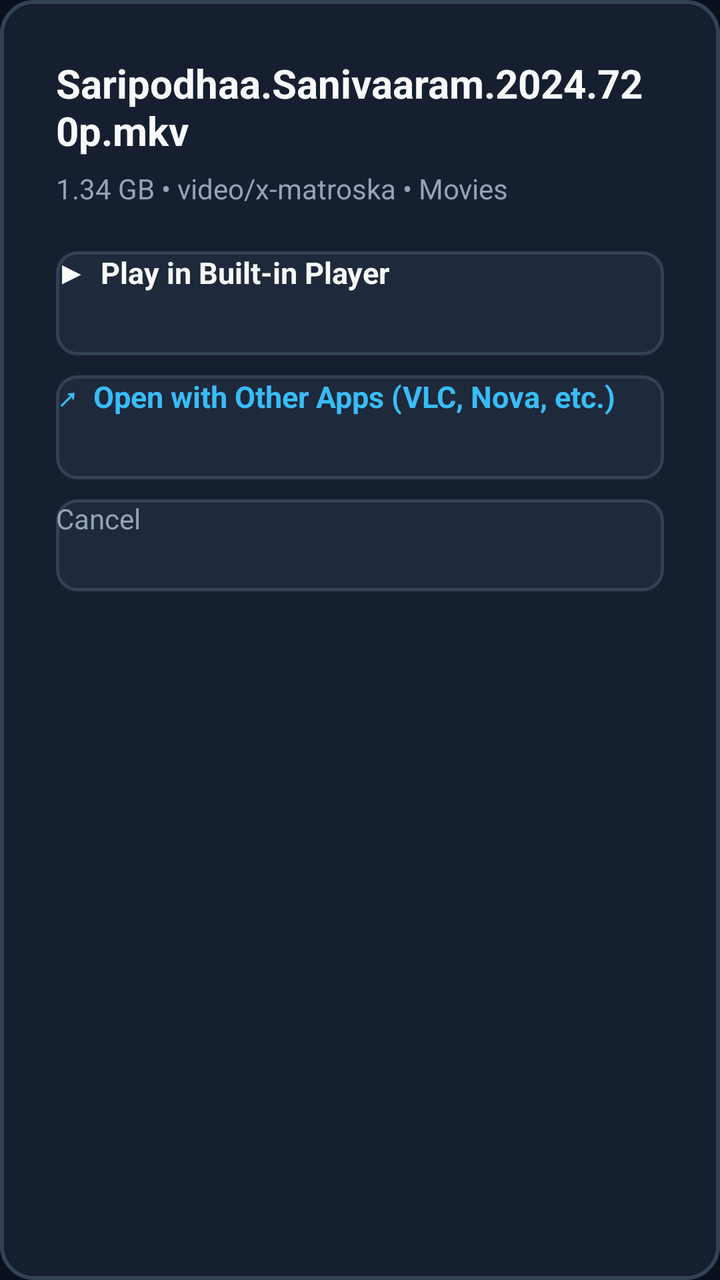
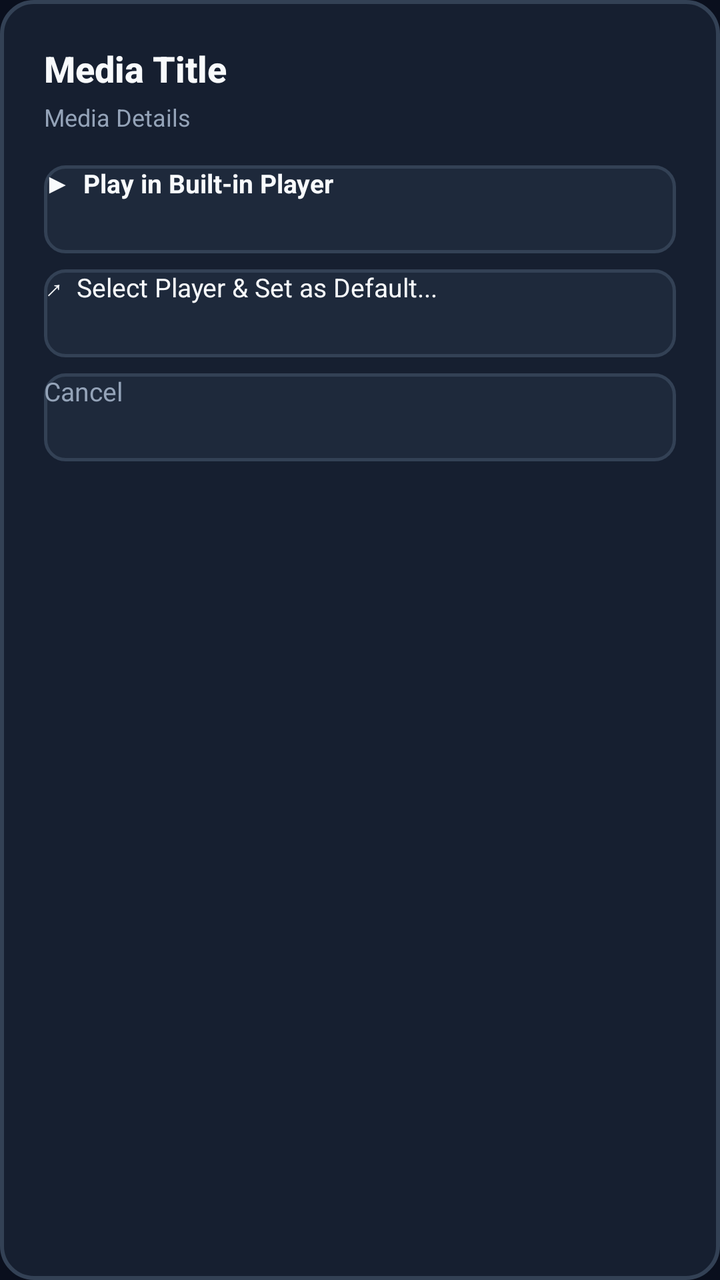

The first picture is an Android layout as it rendered before a commit; the second is the same layout after the commit. The layout source and the unified diff follow.
<!-- AndroidManifest.xml: application theme Theme.Leanback.TvClient -->
<!-- res/layout/dialog_media_action.xml -->
<?xml version="1.0" encoding="utf-8"?>
<LinearLayout xmlns:android="http://schemas.android.com/apk/res/android"
    android:layout_width="560dp"
    android:layout_height="wrap_content"
    android:background="@drawable/bg_dialog_rounded"
    android:orientation="vertical"
    android:padding="28dp">

    
    <TextView
        android:id="@+id/tvMediaTitle"
        android:layout_width="wrap_content"
        android:layout_height="wrap_content"
        android:ellipsize="end"
        android:maxLines="2"
        android:text="Saripodhaa.Sanivaaram.2024.720p.mkv"
        android:textColor="@color/tv_text_primary"
        android:textSize="20sp"
        android:textStyle="bold" />

    <TextView
        android:id="@+id/tvMediaSubtitle"
        android:layout_width="wrap_content"
        android:layout_height="wrap_content"
        android:layout_marginTop="6dp"
        android:text="1.34 GB • video/x-matroska • Movies"
        android:textColor="@color/tv_text_secondary"
        android:textSize="14sp" />

    
    <LinearLayout
        android:layout_width="match_parent"
        android:layout_height="wrap_content"
        android:layout_marginTop="22dp"
        android:orientation="vertical">

        
        <Button
            android:id="@+id/btnResume"
            android:layout_width="match_parent"
            android:layout_height="52dp"
            android:layout_marginBottom="10dp"
            android:background="@drawable/selector_tv_button"
            android:focusable="true"
            android:text="Resume from 00:00"
            android:textColor="@color/tv_accent"
            android:textSize="15sp"
            android:textStyle="bold"
            android:visibility="gone" />

        
        <Button
            android:id="@+id/btnPlayBuiltin"
            android:layout_width="match_parent"
            android:layout_height="52dp"
            android:layout_marginBottom="10dp"
            android:background="@drawable/selector_tv_button"
            android:focusable="true"
            android:text="▶  Play in Built-in Player"
            android:textColor="@color/tv_text_primary"
            android:textSize="15sp"
            android:textStyle="bold" />

        
        <Button
            android:id="@+id/btnOpenExternal"
            android:layout_width="match_parent"
            android:layout_height="52dp"
            android:layout_marginBottom="10dp"
            android:background="@drawable/selector_tv_button"
            android:focusable="true"
            android:text="↗  Open with Other Apps (VLC, Nova, etc.)"
            android:textColor="@color/tv_accent"
            android:textSize="15sp"
            android:textStyle="bold" />

        
        <Button
            android:id="@+id/btnCancelAction"
            android:layout_width="match_parent"
            android:layout_height="46dp"
            android:background="@drawable/selector_tv_button"
            android:focusable="true"
            android:text="@string/btn_cancel"
            android:textColor="@color/tv_text_secondary"
            android:textSize="14sp" />
    </LinearLayout>

</LinearLayout>
<!-- resources referenced by this layout -->
<resources>
  <color name="tv_accent">#38BDF8</color>
  <color name="tv_text_primary">#F8FAFC</color>
  <color name="tv_text_secondary">#94A3B8</color>
  <!-- drawable bg_dialog_rounded (drawable) -->
  <?xml version="1.0" encoding="utf-8"?>
  <shape xmlns:android="http://schemas.android.com/apk/res/android"
      android:shape="rectangle">
      <solid android:color="@color/tv_surface" />
      <corners android:radius="16dp" />
      <stroke
          android:width="2dp"
          android:color="@color/tv_card_border" />
  </shape>
  <!-- drawable selector_tv_button (drawable) -->
  <?xml version="1.0" encoding="utf-8"?>
  <selector xmlns:android="http://schemas.android.com/apk/res/android">
      <item android:state_focused="true" android:drawable="@drawable/bg_tv_button_focused" />
      <item android:state_pressed="true" android:drawable="@drawable/bg_tv_button_focused" />
      <item android:drawable="@drawable/bg_tv_button_normal" />
  </selector>
  <string name="btn_cancel">Cancel</string>
  <style name="Theme.Leanback.TvClient" parent="Theme.Leanback">
          <item name="colorPrimary">@color/tv_accent</item>
          <item name="colorPrimaryDark">@color/tv_bg_dark</item>
          <item name="colorAccent">@color/tv_accent</item>
          <item name="defaultBrandColor">@color/tv_bg_default</item>
          <item name="android:windowBackground">@color/tv_bg_default</item>
      </style>
  <color name="tv_surface">#161F30</color>
  <color name="tv_card_border">#334155</color>
  <!-- drawable bg_tv_button_focused (drawable) -->
  <?xml version="1.0" encoding="utf-8"?>
  <shape xmlns:android="http://schemas.android.com/apk/res/android"
      android:shape="rectangle">
      <solid android:color="@color/tv_surface_focused" />
      <corners android:radius="10dp" />
      <stroke
          android:width="2.5dp"
          android:color="@color/tv_accent" />
  </shape>
  <!-- drawable bg_tv_button_normal (drawable) -->
  <?xml version="1.0" encoding="utf-8"?>
  <shape xmlns:android="http://schemas.android.com/apk/res/android"
      android:shape="rectangle">
      <solid android:color="@color/tv_surface_elevated" />
      <corners android:radius="10dp" />
      <stroke
          android:width="1.5dp"
          android:color="@color/tv_card_border" />
  </shape>
  <color name="tv_bg_dark">#060911</color>
  <color name="tv_bg_default">#0A0F1D</color>
  <color name="tv_surface_focused">#26354D</color>
  <color name="tv_surface_elevated">#1E293B</color>
</resources>

<!-- the commit's change to res/layout/dialog_media_action.xml (unified diff, before → after) -->
@@ -1,50 +1,90 @@
 <?xml version="1.0" encoding="utf-8"?>
 <LinearLayout xmlns:android="http://schemas.android.com/apk/res/android"
-    android:layout_width="560dp"
+    android:layout_width="match_parent"
     android:layout_height="wrap_content"
     android:background="@drawable/bg_dialog_rounded"
     android:orientation="vertical"
-    android:padding="28dp">
+    android:padding="22dp">
 
     
     <TextView
         android:id="@+id/tvMediaTitle"
-        android:layout_width="wrap_content"
+        android:layout_width="match_parent"
         android:layout_height="wrap_content"
         android:ellipsize="end"
+        android:fontFamily="sans-serif-medium"
         android:maxLines="2"
-        android:text="Saripodhaa.Sanivaaram.2024.720p.mkv"
+        android:text="Media Title"
         android:textColor="@color/tv_text_primary"
-        android:textSize="20sp"
+        android:textSize="18sp"
         android:textStyle="bold" />
 
-    <TextView
-        android:id="@+id/tvMediaSubtitle"
-        android:layout_width="wrap_content"
+    <LinearLayout
+        android:layout_width="match_parent"
         android:layout_height="wrap_content"
-        android:layout_marginTop="6dp"
-        android:text="1.34 GB • video/x-matroska • Movies"
-        android:textColor="@color/tv_text_secondary"
-        android:textSize="14sp" />
+        android:layout_marginTop="4dp"
+        android:gravity="center_vertical"
+        android:orientation="horizontal">
+
+        <TextView
+            android:id="@+id/tvMediaSubtitle"
+            android:layout_width="0dp"
+            android:layout_height="wrap_content"
+            android:layout_weight="1"
+            android:ellipsize="end"
+            android:maxLines="1"
+            android:text="Media Details"
+            android:textColor="@color/tv_text_secondary"
+            android:textSize="12sp" />
+
+        <TextView
+            android:id="@+id/tvDefaultNotice"
+            android:layout_width="wrap_content"
+            android:layout_height="wrap_content"
+            android:background="@drawable/bg_badge_dolby"
+            android:paddingStart="8dp"
+            android:paddingTop="2dp"
+            android:paddingEnd="8dp"
+            android:paddingBottom="2dp"
+            android:text="★ Default: VLC"
+            android:textColor="#FFFFFF"
+            android:textSize="10sp"
+            android:textStyle="bold"
+            android:visibility="gone" />
+    </LinearLayout>
 
     
     <LinearLayout
         android:layout_width="match_parent"
         android:layout_height="wrap_content"
-        android:layout_marginTop="22dp"
+        android:layout_marginTop="16dp"
         android:orientation="vertical">
 
         
         <Button
             android:id="@+id/btnResume"
             android:layout_width="match_parent"
-            android:layout_height="52dp"
-            android:layout_marginBottom="10dp"
+            android:layout_height="44dp"
+            android:layout_marginBottom="8dp"
             android:background="@drawable/selector_tv_button"
             android:focusable="true"
             android:text="Resume from 00:00"
             android:textColor="@color/tv_accent"
-            android:textSize="15sp"
+            android:textSize="13sp"
+            android:textStyle="bold"
+            android:visibility="gone" />
+
+        
+        <Button
+            android:id="@+id/btnPlayDefault"
+            android:layout_width="match_parent"
+            android:layout_height="44dp"
+            android:layout_marginBottom="8dp"
+            android:background="@drawable/selector_tv_button"
+            android:focusable="true"
+            android:text="▶  Play in Default Player (VLC)"
+            android:textColor="@color/tv_accent"
+            android:textSize="13sp"
             android:textStyle="bold"
             android:visibility="gone" />
 
@@ -52,38 +92,51 @@
         <Button
             android:id="@+id/btnPlayBuiltin"
             android:layout_width="match_parent"
-            android:layout_height="52dp"
-            android:layout_marginBottom="10dp"
+            android:layout_height="44dp"
+            android:layout_marginBottom="8dp"
             android:background="@drawable/selector_tv_button"
             android:focusable="true"
             android:text="▶  Play in Built-in Player"
             android:textColor="@color/tv_text_primary"
-            android:textSize="15sp"
+            android:textSize="13sp"
             android:textStyle="bold" />
 
         
         <Button
-            android:id="@+id/btnOpenExternal"
+            android:id="@+id/btnChoosePlayer"
             android:layout_width="match_parent"
-            android:layout_height="52dp"
-            android:layout_marginBottom="10dp"
+            android:layout_height="44dp"
+            android:layout_marginBottom="8dp"
             android:background="@drawable/selector_tv_button"
             android:focusable="true"
-            android:text="↗  Open with Other Apps (VLC, Nova, etc.)"
-            android:textColor="@color/tv_accent"
-            android:textSize="15sp"
-            android:textStyle="bold" />
+            android:text="↗  Select Player &amp; Set as Default..."
+            android:textColor="@color/tv_text_primary"
+            android:textSize="13sp" />
+
+        
+        <Button
+            android:id="@+id/btnResetDefault"
+            android:layout_width="match_parent"
+            android:layout_height="44dp"
+            android:layout_marginBottom="8dp"
+            android:background="@drawable/selector_tv_button"
+            android:focusable="true"
+            android:text="🔄  Reset Default (Use Built-in Player)"
+            android:textColor="#F59E0B"
+            android:textSize="13sp"
+            android:textStyle="bold"
+            android:visibility="gone" />
 
         
         <Button
             android:id="@+id/btnCancelAction"
             android:layout_width="match_parent"
-            android:layout_height="46dp"
+            android:layout_height="44dp"
             android:background="@drawable/selector_tv_button"
             android:focusable="true"
             android:text="@string/btn_cancel"
             android:textColor="@color/tv_text_secondary"
-            android:textSize="14sp" />
+            android:textSize="13sp" />
     </LinearLayout>
 
 </LinearLayout>
<!-- resource entries referenced after the edit -->
@@ -3,6 +3,13 @@
   <color name="tv_accent">#38BDF8</color>
   <color name="tv_text_primary">#F8FAFC</color>
   <color name="tv_text_secondary">#94A3B8</color>
+  <!-- drawable bg_badge_dolby (drawable) -->
+  <?xml version="1.0" encoding="utf-8"?>
+  <shape xmlns:android="http://schemas.android.com/apk/res/android"
+      android:shape="rectangle">
+      <solid android:color="#B45309" />
+      <corners android:radius="4dp" />
+  </shape>
   <!-- drawable bg_dialog_rounded (drawable) -->
   <?xml version="1.0" encoding="utf-8"?>
   <shape xmlns:android="http://schemas.android.com/apk/res/android"
